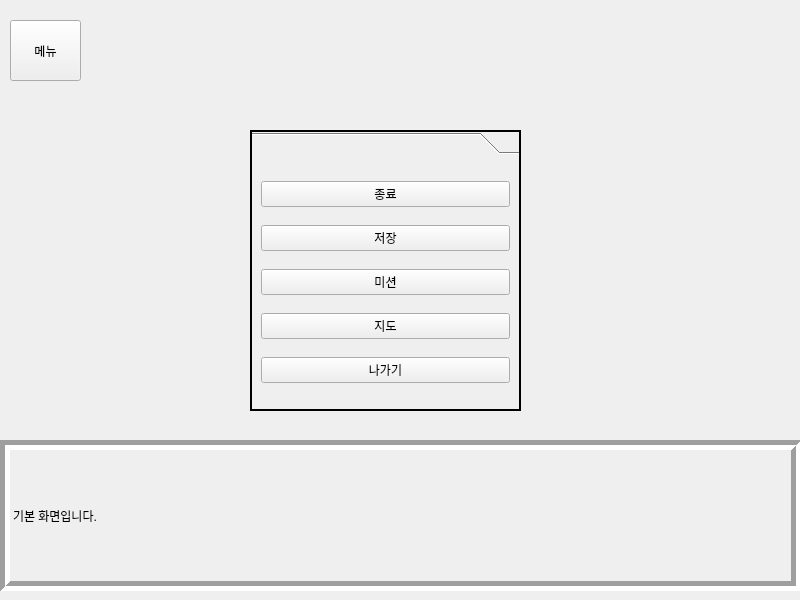
Before: the Qt Designer form SSG_BS/basic_screen/basic_screen.ui in hyeji1221/Sangmyung_Simulation_Game, drawn with Qt 5.
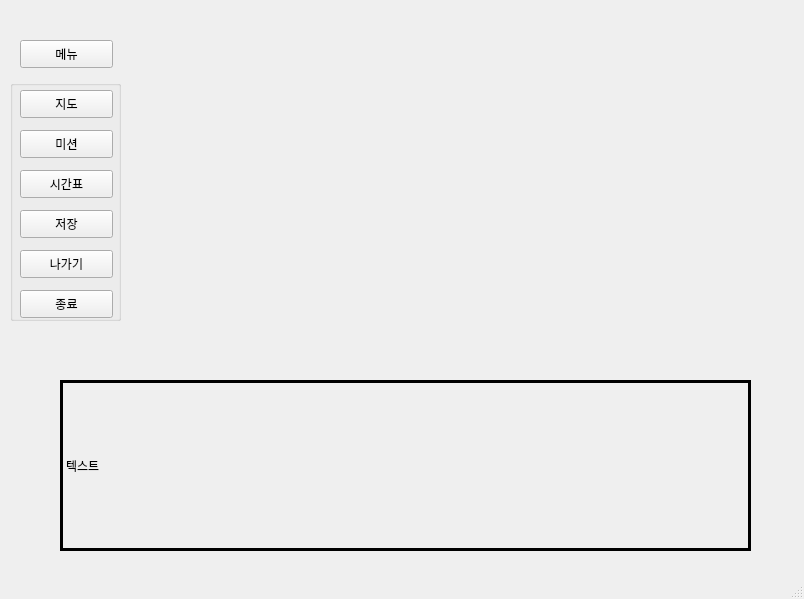
After: the same form once the commit is applied.

The edit to the form file:
```diff
--- a/SSG_BS/basic_screen/basic_screen.ui
+++ b/SSG_BS/basic_screen/basic_screen.ui
@@ -6,8 +6,8 @@
    <rect>
     <x>0</x>
     <y>0</y>
-    <width>800</width>
-    <height>600</height>
+    <width>804</width>
+    <height>599</height>
    </rect>
   </property>
   <property name="windowTitle">
@@ -17,112 +17,131 @@
    <widget class="QPushButton" name="menu">
     <property name="geometry">
      <rect>
-      <x>10</x>
-      <y>20</y>
-      <width>71</width>
-      <height>61</height>
+      <x>20</x>
+      <y>40</y>
+      <width>93</width>
+      <height>28</height>
      </rect>
     </property>
-    <property name="styleSheet">
-     <string notr="true"/>
-    </property>
     <property name="text">
      <string>메뉴</string>
     </property>
    </widget>
-   <widget class="QToolBox" name="menu_screen">
+   <widget class="QGroupBox" name="menuBox">
     <property name="geometry">
      <rect>
-      <x>250</x>
-      <y>130</y>
-      <width>271</width>
-      <height>281</height>
+      <x>10</x>
+      <y>80</y>
+      <width>111</width>
+      <height>241</height>
      </rect>
     </property>
-    <property name="mouseTracking">
-     <bool>true</bool>
-    </property>
-    <property name="contextMenuPolicy">
-     <enum>Qt::DefaultContextMenu</enum>
-    </property>
-    <property name="toolTip">
+    <property name="title">
      <string/>
     </property>
-    <property name="frameShape">
-     <enum>QFrame::WinPanel</enum>
-    </property>
-    <widget class="QWidget" name="menu_screenPage1" native="true">
-     <attribute name="label">
-      <string/>
-     </attribute>
-     <layout class="QVBoxLayout" name="verticalLayout">
-      <item>
-       <widget class="QPushButton" name="quit">
-        <property name="text">
-         <string>종료</string>
-        </property>
-       </widget>
-      </item>
-      <item>
-       <widget class="QPushButton" name="save">
-        <property name="text">
-         <string>저장</string>
-        </property>
-       </widget>
-      </item>
-      <item>
-       <widget class="QPushButton" name="mission">
-        <property name="text">
-         <string>미션</string>
-        </property>
-       </widget>
-      </item>
-      <item>
-       <widget class="QPushButton" name="map">
-        <property name="text">
-         <string>지도</string>
-        </property>
-       </widget>
-      </item>
-      <item>
-       <widget class="QPushButton" name="out">
-        <property name="text">
-         <string>나가기</string>
-        </property>
-       </widget>
-      </item>
-     </layout>
+    <widget class="QPushButton" name="map">
+     <property name="geometry">
+      <rect>
+       <x>10</x>
+       <y>10</y>
+       <width>93</width>
+       <height>28</height>
+      </rect>
+     </property>
+     <property name="text">
+      <string>지도</string>
+     </property>
+    </widget>
+    <widget class="QPushButton" name="mission">
+     <property name="geometry">
+      <rect>
+       <x>10</x>
+       <y>50</y>
+       <width>93</width>
+       <height>28</height>
+      </rect>
+     </property>
+     <property name="text">
+      <string>미션</string>
+     </property>
+    </widget>
+    <widget class="QPushButton" name="save">
+     <property name="geometry">
+      <rect>
+       <x>10</x>
+       <y>130</y>
+       <width>93</width>
+       <height>28</height>
+      </rect>
+     </property>
+     <property name="text">
+      <string>저장</string>
+     </property>
+    </widget>
+    <widget class="QPushButton" name="exit">
+     <property name="geometry">
+      <rect>
+       <x>10</x>
+       <y>210</y>
+       <width>93</width>
+       <height>28</height>
+      </rect>
+     </property>
+     <property name="text">
+      <string>종료</string>
+     </property>
+    </widget>
+    <widget class="QPushButton" name="time">
+     <property name="geometry">
+      <rect>
+       <x>10</x>
+       <y>90</y>
+       <width>93</width>
+       <height>28</height>
+      </rect>
+     </property>
+     <property name="text">
+      <string>시간표</string>
+     </property>
+    </widget>
+    <widget class="QPushButton" name="out_btn">
+     <property name="geometry">
+      <rect>
+       <x>10</x>
+       <y>170</y>
+       <width>93</width>
+       <height>28</height>
+      </rect>
+     </property>
+     <property name="text">
+      <string>나가기</string>
+     </property>
     </widget>
    </widget>
    <widget class="QLabel" name="speak">
     <property name="geometry">
      <rect>
-      <x>0</x>
-      <y>440</y>
-      <width>801</width>
-      <height>151</height>
+      <x>60</x>
+      <y>380</y>
+      <width>691</width>
+      <height>171</height>
      </rect>
     </property>
     <property name="frameShape">
      <enum>QFrame::Box</enum>
     </property>
-    <property name="frameShadow">
-     <enum>QFrame::Sunken</enum>
-    </property>
     <property name="lineWidth">
-     <number>5</number>
+     <number>3</number>
+    </property>
+    <property name="midLineWidth">
+     <number>3</number>
     </property>
     <property name="text">
-     <string>기본 화면입니다.</string>
-    </property>
-    <property name="textFormat">
-     <enum>Qt::AutoText</enum>
-    </property>
-    <property name="scaledContents">
-     <bool>false</bool>
+     <string>텍스트</string>
     </property>
    </widget>
   </widget>
+  <widget class="QStatusBar" name="statusbar"/>
  </widget>
  <resources/>
  <connections/>
```
Left out of the diff: 5 changed lines with no effect on the pictures.
